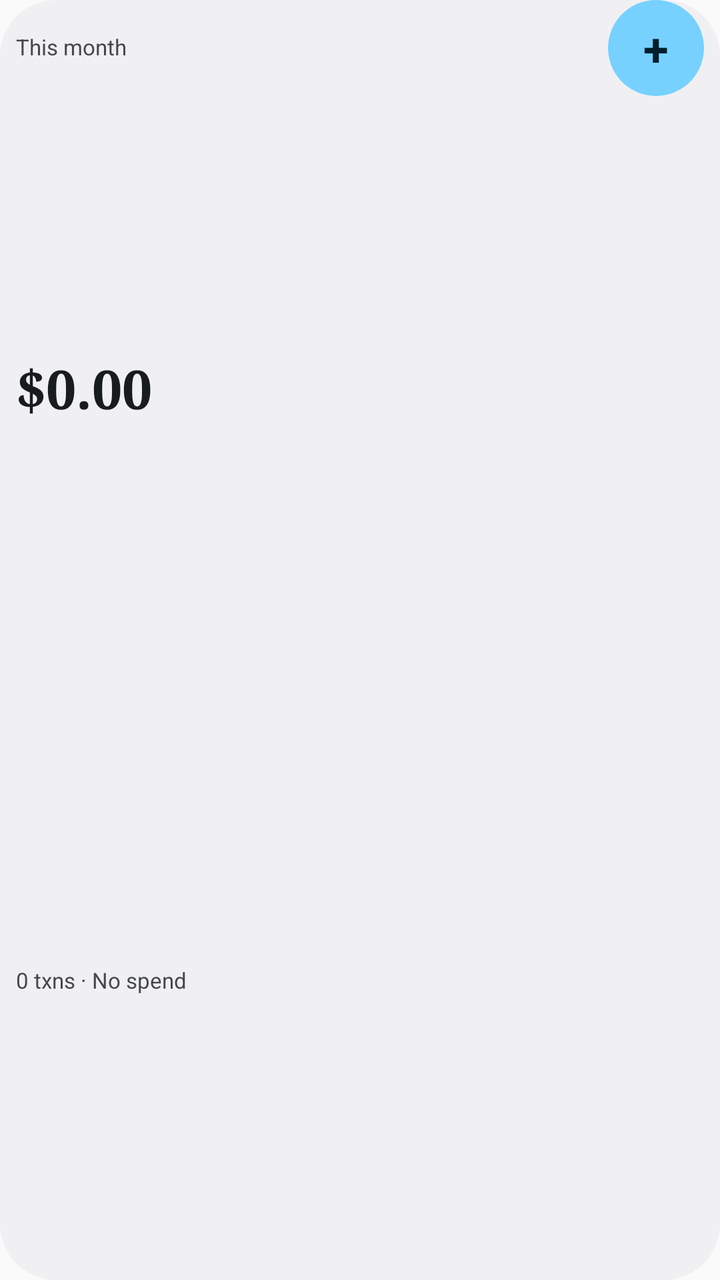
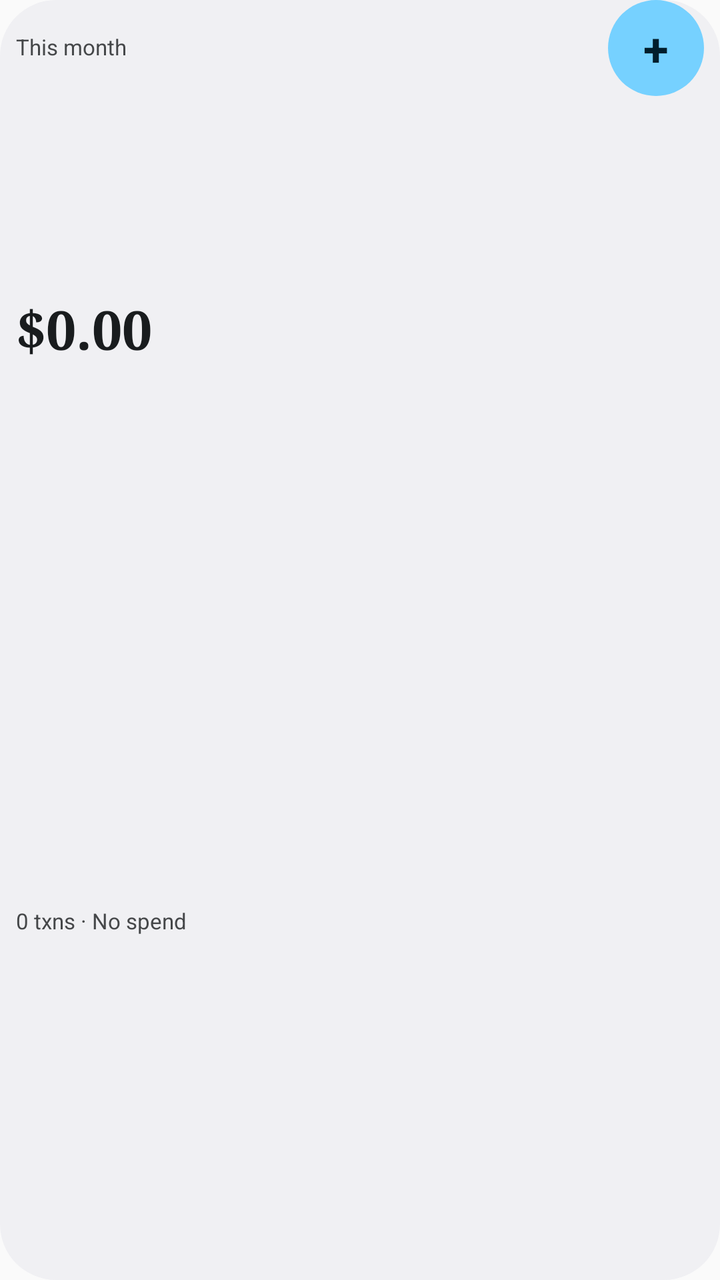

Compare the two renders of this Android layout. The source of the first and the diff that turns it into the second are given below.
<!-- AndroidManifest.xml: application theme AppTheme -->
<!-- res/layout/widget_penny_summary.xml -->
<?xml version="1.0" encoding="utf-8"?>
<LinearLayout xmlns:android="http://schemas.android.com/apk/res/android"
    android:id="@+id/widget_root"
    android:layout_width="match_parent"
    android:layout_height="match_parent"
    android:background="@drawable/widget_penny_card_background"
    android:orientation="vertical"
    android:paddingLeft="8dp"
    android:paddingRight="8dp"
    android:paddingBottom="2dp">

    <LinearLayout
        android:layout_width="match_parent"
        android:layout_height="48dp"
        android:gravity="center_vertical"
        android:orientation="horizontal">

        <TextView
            android:id="@+id/widget_spent_label"
            android:layout_width="0dp"
            android:layout_height="match_parent"
            android:layout_weight="1"
            android:autoSizeMaxTextSize="11sp"
            android:autoSizeMinTextSize="8sp"
            android:autoSizeStepGranularity="1sp"
            android:autoSizeTextType="uniform"
            android:ellipsize="end"
            android:gravity="center_vertical"
            android:includeFontPadding="false"
            android:maxLines="2"
            android:text="@string/widget_spent_this_month"
            android:textColor="@color/widget_on_surface_inverse_muted" />

        <TextView
            android:id="@+id/widget_add_button"
            android:layout_width="48dp"
            android:layout_height="48dp"
            android:background="@drawable/widget_penny_quick_add_background"
            android:contentDescription="@string/widget_quick_add_description"
            android:autoSizeMaxTextSize="23sp"
            android:autoSizeMinTextSize="14sp"
            android:autoSizeStepGranularity="1sp"
            android:autoSizeTextType="uniform"
            android:gravity="center"
            android:text="@string/widget_quick_add"
            android:textColor="@color/widget_on_quick_add"
            android:textStyle="bold" />
    </LinearLayout>

    <TextView
        android:id="@+id/widget_amount"
        android:layout_width="match_parent"
        android:layout_height="0dp"
        android:layout_weight="1"
        android:autoSizeMaxTextSize="27sp"
        android:autoSizeMinTextSize="8sp"
        android:autoSizeStepGranularity="1sp"
        android:autoSizeTextType="uniform"
        android:ellipsize="end"
        android:fontFamily="serif"
        android:gravity="center_vertical"
        android:includeFontPadding="false"
        android:maxLines="1"
        android:text="@string/widget_amount_fallback"
        android:textColor="@color/widget_on_surface_inverse"
        android:textStyle="bold" />

    <TextView
        android:id="@+id/widget_count"
        android:layout_width="match_parent"
        android:layout_height="0dp"
        android:layout_weight="1"
        android:autoSizeMaxTextSize="11sp"
        android:autoSizeMinTextSize="6sp"
        android:autoSizeStepGranularity="1sp"
        android:autoSizeTextType="uniform"
        android:ellipsize="end"
        android:gravity="center_vertical"
        android:includeFontPadding="false"
        android:maxLines="2"
        android:text="@string/widget_supporting_metrics_fallback"
        android:textColor="@color/widget_on_surface_inverse_muted" />
</LinearLayout>
<!-- resources referenced by this layout -->
<resources>
  <color name="widget_on_quick_add">#002117</color>
  <color name="widget_on_surface_inverse">#1A1C1A</color>
  <color name="widget_on_surface_inverse_muted">#454945</color>
  <!-- drawable widget_penny_card_background (drawable) -->
  <?xml version="1.0" encoding="utf-8"?>
  <shape xmlns:android="http://schemas.android.com/apk/res/android" android:shape="rectangle">
      <solid android:color="@color/widget_surface_inverse" />
      <corners android:radius="28dp" />
  </shape>
  <!-- drawable widget_penny_quick_add_background (drawable) -->
  <?xml version="1.0" encoding="utf-8"?>
  <shape xmlns:android="http://schemas.android.com/apk/res/android" android:shape="rectangle">
      <solid android:color="@color/widget_quick_add" />
      <corners android:radius="24dp" />
  </shape>
  <string name="widget_amount_fallback">$0.00</string>
  <string name="widget_quick_add">+</string>
  <string name="widget_quick_add_description">Add a transaction</string>
  <string name="widget_spent_this_month">This month</string>
  <string name="widget_supporting_metrics_fallback">0 txns · No spend</string>
  <style name="AppTheme" parent="android:style/Theme.Material.Light.NoActionBar">
          <item name="android:statusBarColor">@android:color/transparent</item>
          <item name="android:navigationBarColor">@android:color/transparent</item>
          <item name="android:windowLightStatusBar">true</item>
      </style>
  <color name="widget_surface_inverse">#F6F7F4</color>
  <color name="widget_quick_add">#B6F2D2</color>
</resources>

<!-- the commit's change to res/layout/widget_penny_summary.xml (unified diff, before → after) -->
@@ -51,9 +51,9 @@
         android:id="@+id/widget_amount"
         android:layout_width="match_parent"
         android:layout_height="0dp"
-        android:layout_weight="1"
+        android:layout_weight="0.8"
         android:autoSizeMaxTextSize="27sp"
-        android:autoSizeMinTextSize="8sp"
+        android:autoSizeMinTextSize="7sp"
         android:autoSizeStepGranularity="1sp"
         android:autoSizeTextType="uniform"
         android:ellipsize="end"
@@ -69,9 +69,9 @@
         android:id="@+id/widget_count"
         android:layout_width="match_parent"
         android:layout_height="0dp"
-        android:layout_weight="1"
+        android:layout_weight="1.2"
         android:autoSizeMaxTextSize="11sp"
-        android:autoSizeMinTextSize="6sp"
+        android:autoSizeMinTextSize="7sp"
         android:autoSizeStepGranularity="1sp"
         android:autoSizeTextType="uniform"
         android:ellipsize="end"
